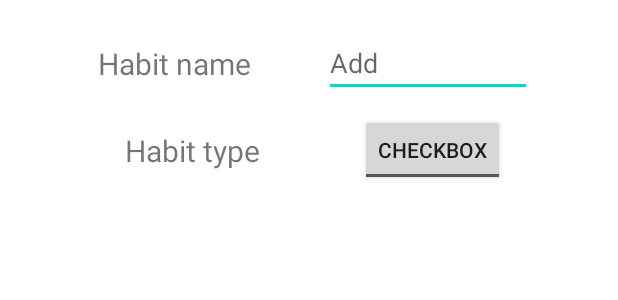
After one commit to rimogardino/MindGardenV2, an Android app: the layout add_habit_fragment.xml on its own in the app's theme, with its tools: preview values and no code run, on a phone screen of 412 x 824 dp. The commit adds this screen. Shown: the top 300 px of the screen. Run offline under Robolectric (Android 15) with nearby library versions, the phone set to English and light mode, and no system bars.

Commit message:
Add / remove habits

```diff
--- a/app/src/main/java/com/example/mindgardenv2/ui/TheMainFragment.kt
+++ b/app/src/main/java/com/example/mindgardenv2/ui/TheMainFragment.kt
@@ -12,6 +12,7 @@ import androidx.recyclerview.widget.LinearLayoutManager
 import com.example.mindgardenv2.R
 import com.example.mindgardenv2.data.Habit
 import com.example.mindgardenv2.data.Plant
+import com.example.mindgardenv2.ui.habits.AddHabitFragment
 import com.example.mindgardenv2.ui.habits.HabitAdapter
 import com.example.mindgardenv2.ui.habits.HabitRecyclerViewFragment
 import com.example.mindgardenv2.ui.habits.HabitViewModel
--- a/app/src/main/java/com/example/mindgardenv2/ui/habits/HabitAdapter.kt
+++ b/app/src/main/java/com/example/mindgardenv2/ui/habits/HabitAdapter.kt
@@ -51,6 +51,8 @@ class HabitAdapter(
                 checkBox.text = habit.text
                 checkBox.isChecked = habit.checked
             }
+
+
         }
     }
 
--- /dev/null
+++ b/app/src/main/res/layout/add_habit_fragment.xml
@@ -0,0 +1,79 @@
+<?xml version="1.0" encoding="utf-8"?>
+<androidx.constraintlayout.widget.ConstraintLayout xmlns:android="http://schemas.android.com/apk/res/android"
+    xmlns:app="http://schemas.android.com/apk/res-auto"
+    xmlns:tools="http://schemas.android.com/tools"
+    android:layout_width="match_parent"
+    android:layout_height="wrap_content"
+    android:padding="8dp"
+    tools:context=".ui.habits.AddHabitFragment">
+
+
+    <TextView
+        android:id="@+id/textView"
+        android:layout_width="wrap_content"
+        android:layout_height="wrap_content"
+
+        android:text="@string/habit_name"
+        android:textSize="20sp"
+        app:layout_constraintBottom_toTopOf="@+id/guideline2"
+        app:layout_constraintEnd_toStartOf="@+id/et_habit_name"
+        app:layout_constraintHorizontal_bias="0.6"
+        app:layout_constraintStart_toStartOf="@+id/guideline3"
+        app:layout_constraintTop_toTopOf="parent" />
+
+    <EditText
+        android:id="@+id/et_habit_name"
+        android:layout_width="0dp"
+        android:layout_height="wrap_content"
+        android:autofillHints="@string/add"
+        android:hint="@string/add"
+        android:inputType="text"
+        app:layout_constraintBottom_toTopOf="@+id/guideline2"
+        app:layout_constraintEnd_toEndOf="parent"
+        app:layout_constraintHorizontal_bias="0.35"
+        app:layout_constraintStart_toEndOf="@+id/textView"
+        app:layout_constraintTop_toTopOf="parent"
+        app:layout_constraintWidth_percent="0.35" />
+
+
+    <TextView
+        android:id="@+id/textViewType"
+        android:layout_width="wrap_content"
+        android:layout_height="wrap_content"
+        android:text="@string/habit_type"
+        android:textSize="20sp"
+        app:layout_constraintBottom_toBottomOf="parent"
+        app:layout_constraintEnd_toStartOf="@+id/tb_habit_type"
+        app:layout_constraintHorizontal_bias="0.5"
+        app:layout_constraintStart_toStartOf="@+id/guideline3"
+        app:layout_constraintTop_toTopOf="@+id/guideline2" />
+
+    <ToggleButton
+        android:id="@+id/tb_habit_type"
+        android:layout_width="wrap_content"
+        android:layout_height="wrap_content"
+        android:text="@string/habit_type_button"
+        android:textOn="@string/timer"
+        android:textOff="@string/checkbox"
+        app:layout_constraintBottom_toBottomOf="parent"
+        app:layout_constraintEnd_toEndOf="parent"
+        app:layout_constraintHorizontal_bias="0.5"
+        app:layout_constraintStart_toEndOf="@+id/textViewType"
+        app:layout_constraintTop_toTopOf="@+id/guideline2" />
+
+    <androidx.constraintlayout.widget.Guideline
+        android:id="@+id/guideline2"
+        android:layout_width="wrap_content"
+        android:layout_height="wrap_content"
+        android:orientation="horizontal"
+        app:layout_constraintGuide_begin="68dp" />
+
+    <androidx.constraintlayout.widget.Guideline
+        android:id="@+id/guideline3"
+        android:layout_width="wrap_content"
+        android:layout_height="wrap_content"
+        android:orientation="vertical"
+        app:layout_constraintGuide_percent="0.02" />
+
+
+</androidx.constraintlayout.widget.ConstraintLayout>
--- a/app/src/main/res/layout/habit_checkbox.xml
+++ b/app/src/main/res/layout/habit_checkbox.xml
@@ -13,6 +13,7 @@
 
     <CheckBox
         android:id="@+id/checkBox"
+        android:textColor="@color/black"
         android:layout_width="match_parent"
         android:layout_height="wrap_content"
         app:layout_constraintEnd_toEndOf="parent"
--- a/app/src/main/res/layout/habit_timer.xml
+++ b/app/src/main/res/layout/habit_timer.xml
@@ -17,6 +17,7 @@
         android:layout_width="wrap_content"
         android:layout_height="wrap_content"
         android:text="@string/add_new_habit"
+        android:textColor="@color/black"
         app:layout_constraintStart_toStartOf="parent"
         app:layout_constraintTop_toTopOf="parent" />
 
@@ -26,6 +27,7 @@
         android:layout_height="wrap_content"
         android:spinnerMode="dialog"
         android:entries="@array/spinner_time_array"
+        android:backgroundTint="@android:color/darker_gray"
         app:layout_constraintBottom_toTopOf="@+id/button_start_pause"
         app:layout_constraintEnd_toEndOf="parent"
         app:layout_constraintStart_toEndOf="@+id/text_view"
--- a/app/src/main/res/layout/the_main_layout.xml
+++ b/app/src/main/res/layout/the_main_layout.xml
@@ -48,6 +48,7 @@
         android:layout_margin="8dp"
         android:contentDescription="@string/add_new_habit"
         android:src="@drawable/ic_baseline_control_point_24"
+        android:onClick="showAddHabit"
 
         />
 
--- a/app/src/main/res/values/strings.xml
+++ b/app/src/main/res/values/strings.xml
@@ -16,5 +16,13 @@
         <item>9</item>
         <item>10</item>
     </string-array>
+    <!--  Add habit dialog  -->
+    <string name="cancel">Cancel</string>
+    <string name="add">Add</string>
+    <string name="habit_name">Habit name</string>
+    <string name="habit_type">Habit type</string>
+    <string name="checkbox">Checkbox</string>
+    <string name="timer">Timer</string>
+    <string name="habit_type_button">habit type button</string>
 
 </resources>
```
Also changed, not shown: app/src/main/java/com/example/mindgardenv2/ui/MainActivity.kt (+20 -0 lines), app/src/main/java/com/example/mindgardenv2/ui/habits/AddHabitFragment.kt (added, +45 -0 lines), app/src/main/java/com/example/mindgardenv2/ui/habits/HabitRecyclerViewFragment.kt (+30 -7 lines), app/src/main/java/com/example/mindgardenv2/ui/habits/HabitViewModel.kt (+8 -1 lines), app/src/main/res/navigation/nav_graph.xml (+10 -1 lines).
